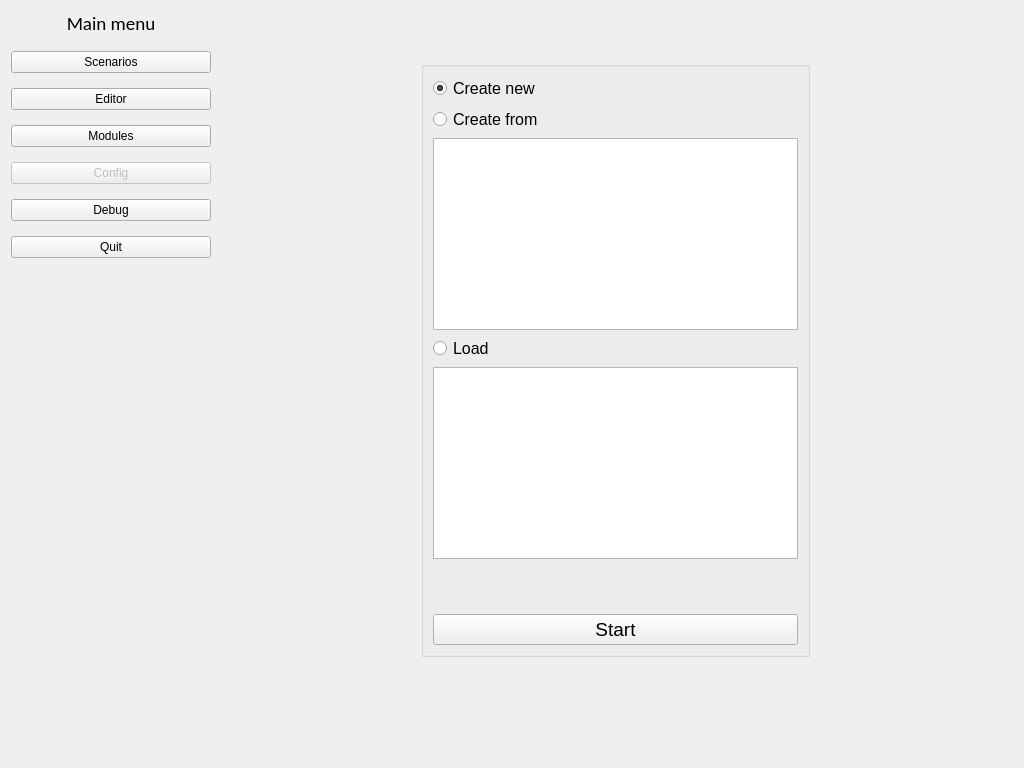
The window that ui/main/main_view.ui (Serega-SPb/lang_tutor) describes before a commit, drawn with Qt 5.
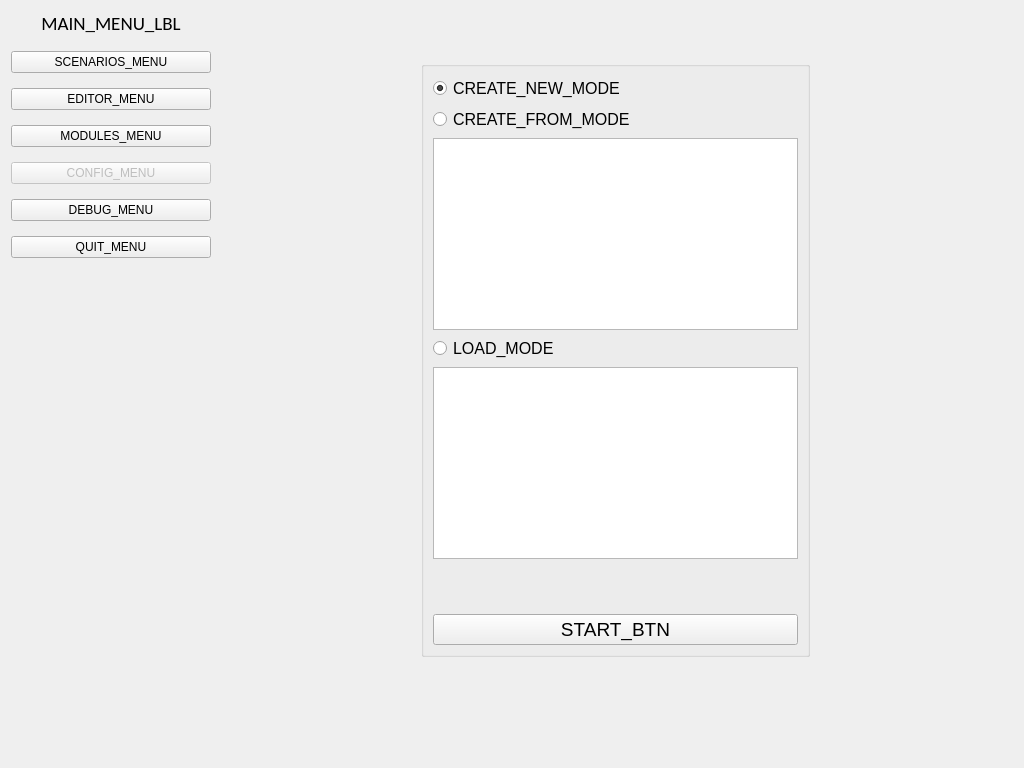
The same window after the commit.

Commit message: added localization: (english and russian) - added class Translator - added param "locale" in config - added folder "locales" to the root directory and modules directories (with locale-files) - added translate_ui methods in the classes View (main, scenario, editor) - changed the variable "quest_type" to an object of class QuestType - changed the attribute "module_name" in the ScenarioData class to "module" (ref to the object of the Module class)

What changed in the file:
```diff
--- a/ui/main/main_view.ui
+++ b/ui/main/main_view.ui
@@ -31,7 +31,7 @@
         </font>
        </property>
        <property name="text">
-        <string>Main menu</string>
+        <string>MAIN_MENU_LBL</string>
        </property>
        <property name="alignment">
         <set>Qt::AlignCenter</set>
@@ -41,7 +41,7 @@
      <item>
       <widget class="QPushButton" name="scenarioMenuBtn">
        <property name="text">
-        <string>Scenarios</string>
+        <string>SCENARIOS_MENU</string>
        </property>
        <property name="checkable">
         <bool>false</bool>
@@ -54,14 +54,14 @@
         <bool>true</bool>
        </property>
        <property name="text">
-        <string>Editor</string>
+        <string>EDITOR_MENU</string>
        </property>
       </widget>
      </item>
      <item>
       <widget class="QPushButton" name="modulesMenuBtn">
        <property name="text">
-        <string>Modules</string>
+        <string>MODULES_MENU</string>
        </property>
        <property name="checkable">
         <bool>false</bool>
@@ -74,21 +74,21 @@
         <bool>false</bool>
        </property>
        <property name="text">
-        <string>Config</string>
+        <string>CONFIG_MENU</string>
        </property>
       </widget>
      </item>
      <item>
       <widget class="QPushButton" name="debugMenuBtn">
        <property name="text">
-        <string>Debug</string>
+        <string>DEBUG_MENU</string>
        </property>
       </widget>
      </item>
      <item>
       <widget class="QPushButton" name="quitMenuBtn">
        <property name="text">
-        <string>Quit</string>
+        <string>QUIT_MENU</string>
        </property>
       </widget>
      </item>
@@ -317,7 +317,7 @@
              </font>
             </property>
             <property name="text">
-             <string>Create new</string>
+             <string>CREATE_NEW_MODE</string>
             </property>
             <property name="checked">
              <bool>true</bool>
@@ -332,7 +332,7 @@
              </font>
             </property>
             <property name="text">
-             <string>Create from</string>
+             <string>CREATE_FROM_MODE</string>
             </property>
            </widget>
           </item>
@@ -351,7 +351,7 @@
              </font>
             </property>
             <property name="text">
-             <string>Load</string>
+             <string>LOAD_MODE</string>
             </property>
            </widget>
           </item>
@@ -379,7 +379,7 @@
              </font>
             </property>
             <property name="text">
-             <string>Start</string>
+             <string>START_BTN</string>
             </property>
            </widget>
           </item>
```
Left out of the diff: 12 changed lines with no effect on the pictures. The commit also changes 41 other files.
